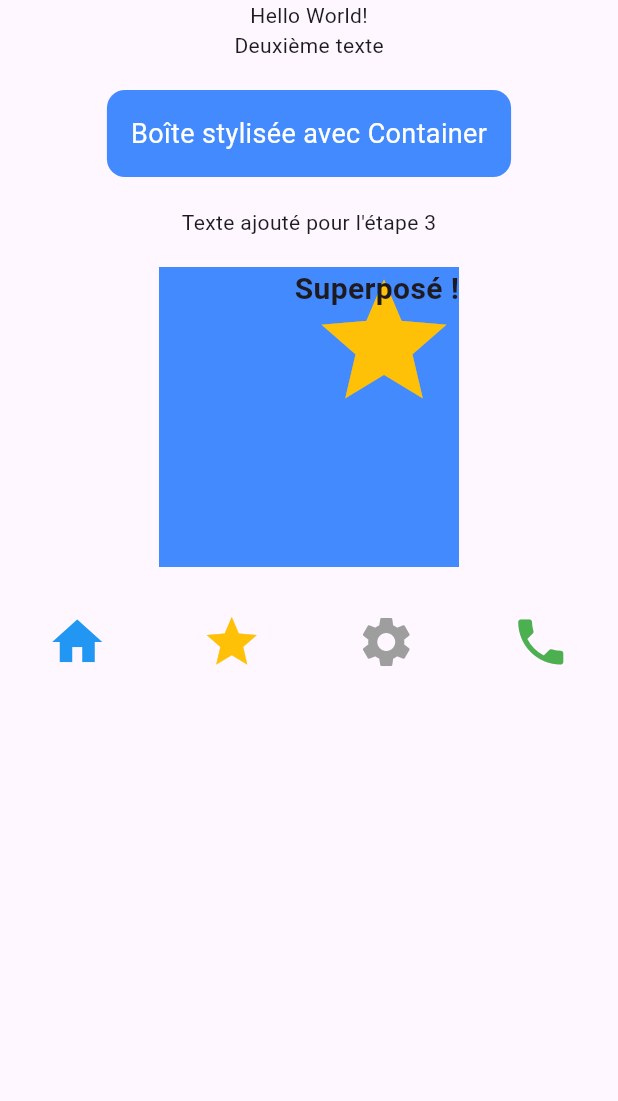
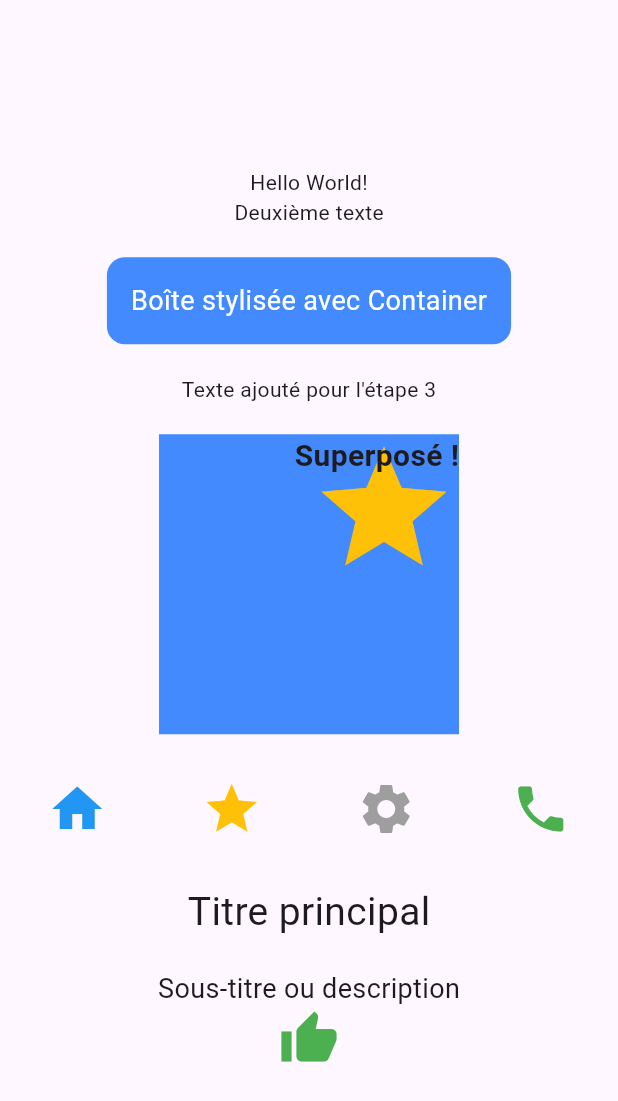
Before and after one commit to hanichou/flutter_app_widgets_base, a Flutter app: the screen it shows after launch, on a phone screen of 412 x 824 dp. Shown: the top 1101 px of the screen. Run offline on Flutter 3.47's test engine with Material 3 defaults, Android fonts, the phone set to English and light mode, and no system bars.

Commit message:
Étape 6 : ajout de la deuxième Column

```diff
--- a/lib/main.dart
+++ b/lib/main.dart
@@ -10,6 +10,7 @@ class MainApp extends StatelessWidget {
     return MaterialApp(
       home: Scaffold(
         body: Center(
+          child: SingleChildScrollView(   // évite les débordements si l'écran est petit
             child: Column(
               children: [
                 // Étape 2
@@ -61,23 +62,36 @@ class MainApp extends StatelessWidget {
 
                 SizedBox(height: 30),
 
-              // ÉTAPE 5 : Row avec icônes
+                // Étape 5 : Row avec icônes
                 Row(
-                mainAxisAlignment: MainAxisAlignment.spaceAround, // modifié
+                  mainAxisAlignment: MainAxisAlignment.spaceAround,
                   crossAxisAlignment: CrossAxisAlignment.center,
                   children: [
                     Icon(Icons.home, color: Colors.blue, size: 40),
                     Icon(Icons.star, color: Colors.amber, size: 40),
                     Icon(Icons.settings, color: Colors.grey, size: 40),
+                    Icon(Icons.phone, color: Colors.green, size: 40),
+                  ],
+                ),
 
-                  // 4ᵉ icône ajoutée
-                  Icon(Icons.phone, color: Colors.green, size: 40),
+                SizedBox(height: 30),
+
+                // ÉTAPE 6 : Deuxième Column
+                Column(
+                  mainAxisAlignment: MainAxisAlignment.center,
+                  crossAxisAlignment: CrossAxisAlignment.center,
+                  children: [
+                    Text('Titre principal', style: TextStyle(fontSize: 26)),
+                    SizedBox(height: 20),
+                    Text('Sous-titre ou description', style: TextStyle(fontSize: 18)),
+                    Icon(Icons.thumb_up, color: Colors.green, size: 40),
                   ],
                 ),
               ],
             ),
           ),
         ),
+      ),
     );
   }
 }
```
Lines whose indentation alone changed are shown as unchanged.
